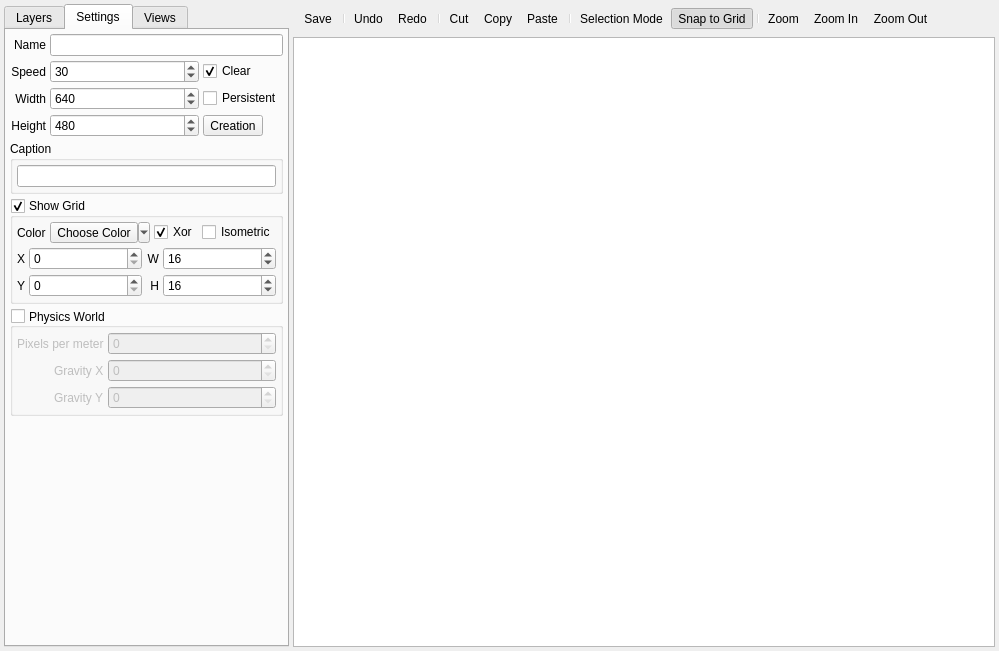
The window that Editors/RoomEditor.ui (enigma-dev/RadialGM) describes before a commit, drawn with Qt 5.
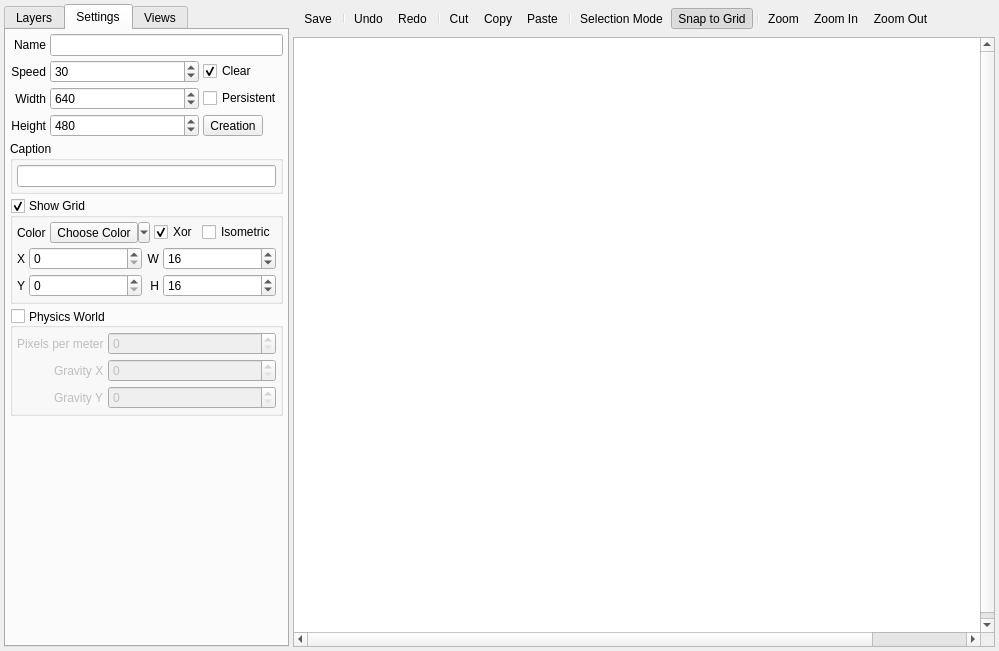
The same window after the commit. The open tabs and pages were chosen to show the change. Icons and pictures are not drawn.

Commit message: linear zoom and background scale

The edit to the form file:
```diff
--- a/Editors/RoomEditor.ui
+++ b/Editors/RoomEditor.ui
@@ -1241,8 +1241,11 @@
            <verstretch>0</verstretch>
           </sizepolicy>
          </property>
+         <property name="autoFillBackground">
+          <bool>false</bool>
+         </property>
          <property name="backgroundBrush">
-          <brush brushstyle="SolidPattern">
+          <brush brushstyle="NoBrush">
            <color alpha="255">
             <red>136</red>
             <green>136</green>
@@ -1259,6 +1262,26 @@
            </color>
           </brush>
          </property>
+         <property name="sceneRect">
+          <rectf>
+           <x>0.000000000000000</x>
+           <y>0.000000000000000</y>
+           <width>800.000000000000000</width>
+           <height>600.000000000000000</height>
+          </rectf>
+         </property>
+         <property name="cacheMode">
+          <set>QGraphicsView::CacheNone</set>
+         </property>
+         <property name="transformationAnchor">
+          <enum>QGraphicsView::AnchorViewCenter</enum>
+         </property>
+         <property name="resizeAnchor">
+          <enum>QGraphicsView::NoAnchor</enum>
+         </property>
+         <property name="viewportUpdateMode">
+          <enum>QGraphicsView::FullViewportUpdate</enum>
+         </property>
         </widget>
        </item>
       </layout>
```
Left out of the diff: 2 changed lines with no effect on the pictures. The commit also changes 3 other files.
